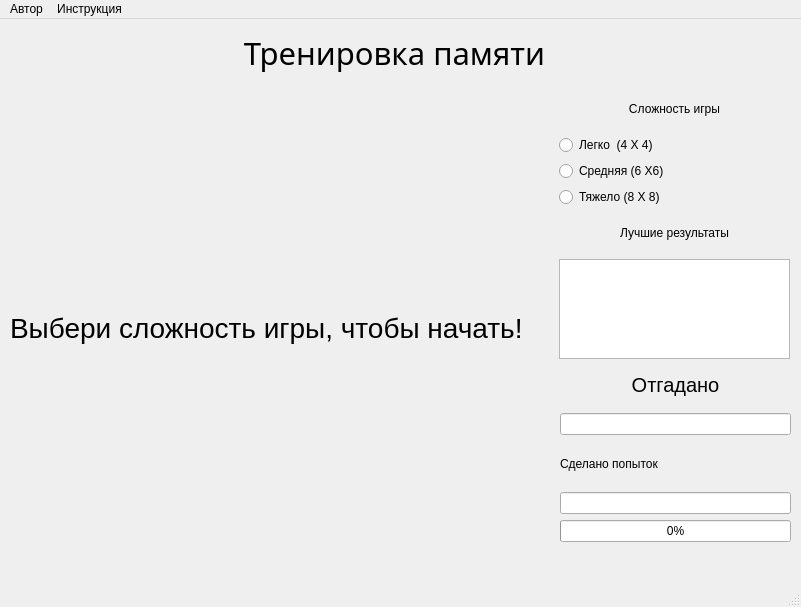
Above: UI.ui from sarmont/qt_project before the change. Below: the same form after it.
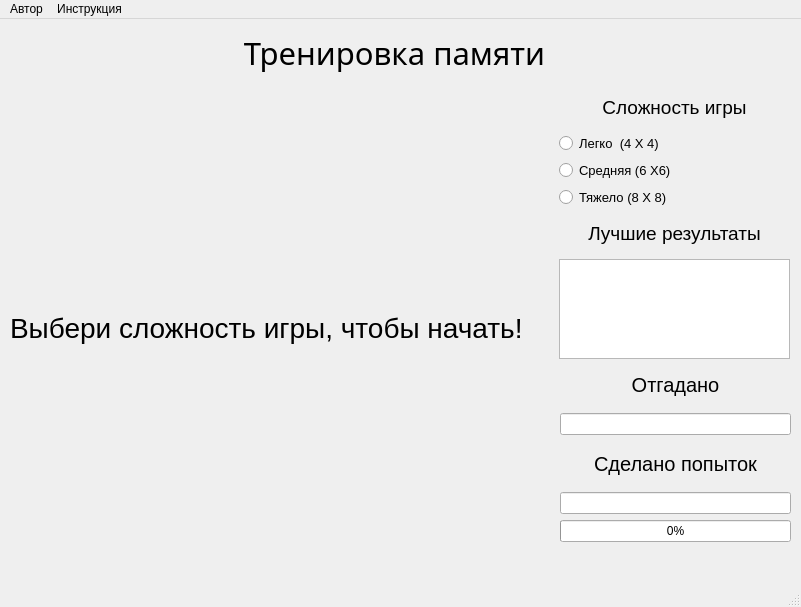
That is the form after the change.

Commit message: Добавлены элементы меню

Patch:
```diff
--- a/UI.ui
+++ b/UI.ui
@@ -54,6 +54,11 @@
     <layout class="QVBoxLayout" name="verticalLayout_2">
      <item>
       <widget class="QLabel" name="label_2">
+       <property name="font">
+        <font>
+         <pointsize>14</pointsize>
+        </font>
+       </property>
        <property name="text">
         <string>Сложность игры</string>
        </property>
@@ -64,6 +69,11 @@
      </item>
      <item>
       <widget class="QRadioButton" name="radioButton">
+       <property name="font">
+        <font>
+         <pointsize>10</pointsize>
+        </font>
+       </property>
        <property name="text">
         <string>Легко  (4 X 4)</string>
        </property>
@@ -74,6 +84,11 @@
      </item>
      <item>
       <widget class="QRadioButton" name="radioButton_2">
+       <property name="font">
+        <font>
+         <pointsize>10</pointsize>
+        </font>
+       </property>
        <property name="text">
         <string>Средняя (6 X6)</string>
        </property>
@@ -84,6 +99,11 @@
      </item>
      <item>
       <widget class="QRadioButton" name="radioButton_3">
+       <property name="font">
+        <font>
+         <pointsize>10</pointsize>
+        </font>
+       </property>
        <property name="text">
         <string>Тяжело (8 X 8)</string>
        </property>
@@ -94,6 +114,11 @@
      </item>
      <item>
       <widget class="QLabel" name="label_3">
+       <property name="font">
+        <font>
+         <pointsize>14</pointsize>
+        </font>
+       </property>
        <property name="text">
         <string>Лучшие результаты</string>
        </property>
@@ -150,9 +175,17 @@
      </item>
      <item>
       <widget class="QLabel" name="label_6">
+       <property name="font">
+        <font>
+         <pointsize>15</pointsize>
+        </font>
+       </property>
        <property name="text">
         <string>Сделано попыток</string>
        </property>
+       <property name="alignment">
+        <set>Qt::AlignCenter</set>
+       </property>
       </widget>
      </item>
      <item>
```
